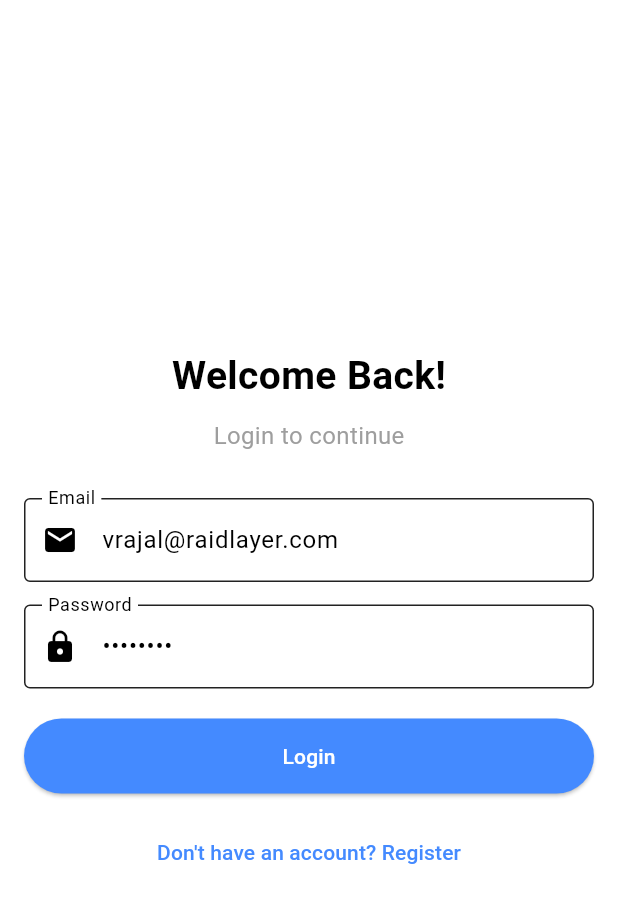
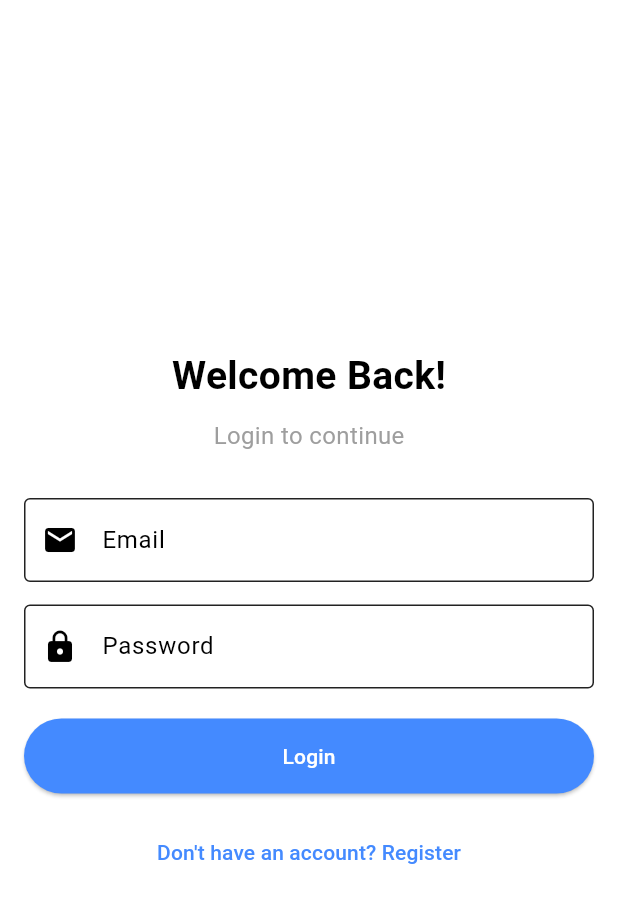
Before and after one commit to vrajalmodi97/task_project, a Flutter app: the screen it shows after launch, on a phone screen of 412 x 824 dp. Shown: the top 903 px of the screen. Run offline on Flutter 3.47's test engine with Material 3 defaults, Android fonts, the phone set to English and light mode, and no system bars; our stand-ins replace dio, flutter_bloc, flutter_easyloading, shared_preferences.

Commit message:
update UI changes

```diff
--- a/lib/screens/LoginScreen.dart
+++ b/lib/screens/LoginScreen.dart
@@ -20,8 +20,8 @@ class _LoginScreenState extends State<LoginScreen> {
   @override
   void initState() {
     super.initState();
-    _emailController.text = "vrajal@raidlayer.com";
-    _passwordController.text = "Abc@1234";
+    // _emailController.text = "vrajal@raidlayer.com";
+    // _passwordController.text = "Abc@1234";
   }
 
   void _login() {
--- a/pubspec.yaml
+++ b/pubspec.yaml
@@ -41,6 +41,7 @@ dependencies:
   intl: ^0.19.0
   fluttertoast: ^8.2.4
   flutter_easyloading: ^3.0.5
+  connectivity_plus: ^6.1.3
 
 dev_dependencies:
   flutter_test:
```
Also changed, not shown: pubspec.lock, 1 other file.
